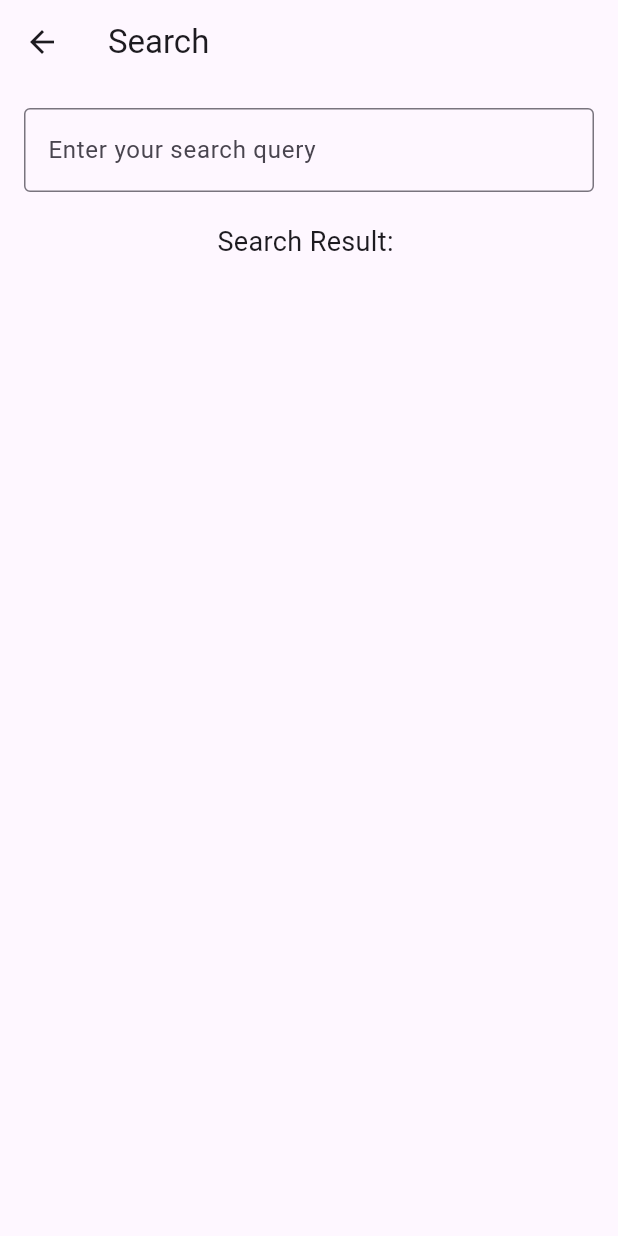
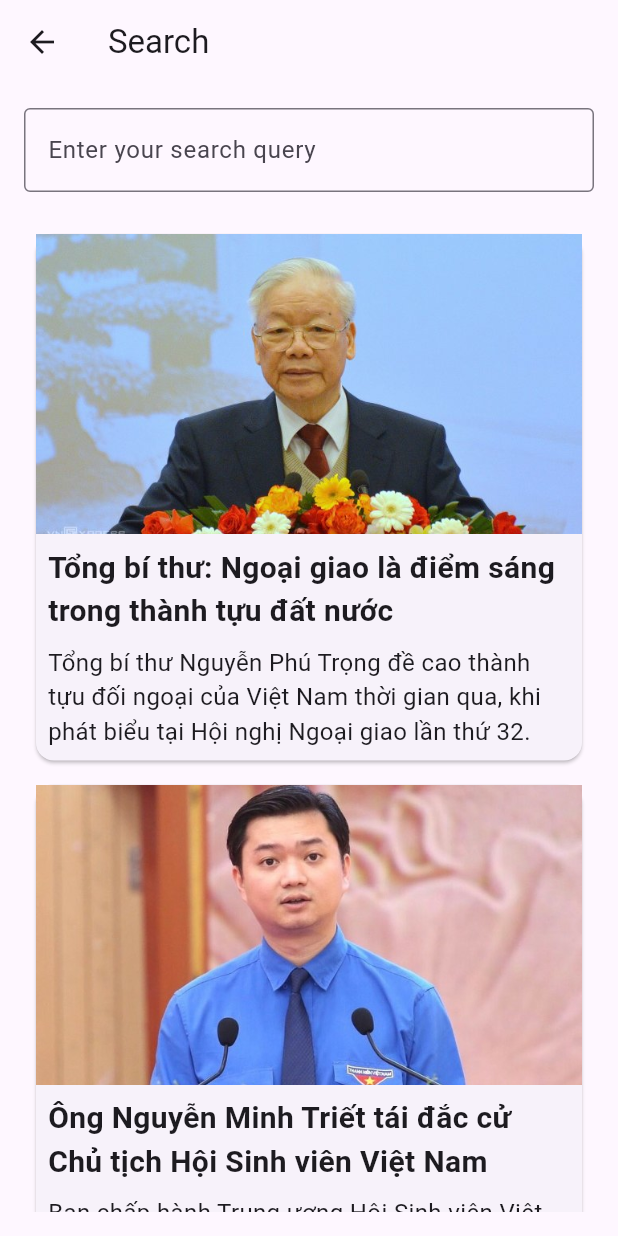
Before and after one commit to truongcrius18102003/appcrius, a Flutter app: the SearchTab screen opened directly, on a phone screen of 412 x 824 dp. Run offline on Flutter 3.47's test engine with Material 3 defaults, Android fonts, the phone set to English and light mode, and no system bars; missing offline and left inert: flutter_news_service.

Commit message:
Add files via upload

```diff
--- a/lib/tab_search.dart
+++ b/lib/tab_search.dart
@@ -8,6 +8,46 @@ class SearchTab extends StatefulWidget {
 class _SearchTabState extends State<SearchTab> {
   TextEditingController _searchController = TextEditingController();
   String _searchText = '';
+  List<Map<String, String>> _newsArticles = [
+    {
+      'title': 'Tổng bí thư: Ngoại giao là điểm sáng trong thành tựu đất nước',
+      'description':
+          'Tổng bí thư Nguyễn Phú Trọng đề cao thành tựu đối ngoại của Việt Nam thời gian qua, khi phát biểu tại Hội nghị Ngoại giao lần thứ 32.',
+      'image': 'assets/post1.jpg',
+    },
+    {
+      'title':
+          'Ông Nguyễn Minh Triết tái đắc cử Chủ tịch Hội Sinh viên Việt Nam',
+      'description':
+          'Ban chấp hành Trung ương Hội Sinh viên Việt Nam khóa 11 gồm 103 thành viên, ông Nguyễn Minh Triết, Bí thư Trung ương Đoàn, giữ chức Chủ tịch.',
+      'image': 'assets/post2.jpg',
+    },
+    {
+      'title': 'Lắp camera giám sát sau vụ "học sinh ăn mì tôm chan với cơm"',
+      'description':
+          'LÀO CAI - Sở Giáo dục và Đào tạo đề nghị các trường lắp camera giám sát bữa ăn bán trú, sau vụ học sinh phải ăn mì tôm chan với cơm ở trường Hoàng Thu Phố 1.',
+      'image': 'assets/post3.png',
+    },
+    {
+      'title': 'Yamaha PG-1 đội giá 5 triệu đồng',
+      'description':
+          'TP HCM - Mẫu underbone đa dụng, vừa đi phố vừa đi phượt của Yamaha kênh giá cao nhất 5 triệu, lên mức 36 triệu đồng tại đại lý vì khan hàng.',
+      'image': 'assets/post4.jpg',
+    },
+    {
+      'title': 'Loạt ôtô mới sắp ra mắt tại Việt Nam',
+      'description':
+          'Trước Tết Nguyên đán, những mẫu như Mitsubishi Xforce, Hyundai Venue, Haima 7X, Volkswagen Viloran, Lynk & Co 09 sẽ trình làng khách Việt.',
+      'image': 'assets/post5.jpg',
+    },
+  ];
+  List<Map<String, String>> _searchResults = []; // Danh sách kết quả tìm kiếm
+
+  @override
+  void initState() {
+    super.initState();
+    _searchResults = _newsArticles;
+  }
 
   @override
   Widget build(BuildContext context) {
@@ -28,16 +68,112 @@ class _SearchTabState extends State<SearchTab> {
               onChanged: (value) {
                 setState(() {
                   _searchText = value;
-                  // Xử lý tìm kiếm ở đây dựa trên giá trị `_searchText`
+                  _performSearch(value); // Gọi hàm để tìm kiếm
                 });
               },
             ),
             SizedBox(height: 20),
+            Expanded(
+              child: ListView.builder(
+                itemCount: _searchResults.length,
+                itemBuilder: (BuildContext context, int index) {
+                  return GestureDetector(
+                    onTap: () {
+                      Navigator.push(
+                        context,
+                        MaterialPageRoute(
+                          builder: (context) =>
+                              ArticleDetailPage(article: _searchResults[index]),
+                        ),
+                      );
+                    },
+                    child: Card(
+                      margin: EdgeInsets.all(8.0),
+                      child: Column(
+                        crossAxisAlignment: CrossAxisAlignment.start,
+                        children: [
+                          Image.asset(
+                            _searchResults[index]['image']!,
+                            width: double.infinity,
+                            height: 200,
+                            fit: BoxFit.cover,
+                          ),
+                          Padding(
+                            padding: EdgeInsets.all(8.0),
+                            child: Column(
+                              crossAxisAlignment: CrossAxisAlignment.start,
+                              children: [
+                                Text(
+                                  _searchResults[index]['title']!,
+                                  style: TextStyle(
+                                    fontSize: 20,
+                                    fontWeight: FontWeight.bold,
+                                  ),
+                                ),
+                                SizedBox(height: 8),
+                                Text(
+                                  _searchResults[index]['description']!,
+                                  style: TextStyle(fontSize: 16),
+                                ),
+                              ],
+                            ),
+                          ),
+                        ],
+                      ),
+                    ),
+                  );
+                },
+              ),
+            ),
+          ],
+        ),
+      ),
+    );
+  }
+
+  // Hàm để thực hiện tìm kiếm trong danh sách bài báo
+  void _performSearch(String query) {
+    setState(() {
+      _searchResults = _newsArticles
+          .where((article) =>
+              article['title']!.toLowerCase().contains(query.toLowerCase()))
+          .toList();
+    });
+  }
+}
+
+class ArticleDetailPage extends StatelessWidget {
+  final Map<String, String> article;
+
+  const ArticleDetailPage({Key? key, required this.article}) : super(key: key);
+
+  @override
+  Widget build(BuildContext context) {
+    return Scaffold(
+      appBar: AppBar(
+        title: Text(article['title'] ?? 'Article Detail'),
+      ),
+      body: Padding(
+        padding: EdgeInsets.all(16.0),
+        child: Column(
+          crossAxisAlignment: CrossAxisAlignment.start,
+          children: [
+            Image.asset(
+              article['image'] ?? 'assets/default_image.jpg',
+              width: double.infinity,
+              height: 200,
+              fit: BoxFit.cover,
+            ),
+            SizedBox(height: 16),
             Text(
-              'Search Result: $_searchText',
+              article['title'] ?? 'Title',
+              style: TextStyle(fontSize: 24, fontWeight: FontWeight.bold),
+            ),
+            SizedBox(height: 8),
+            Text(
+              article['description'] ?? 'Description',
               style: TextStyle(fontSize: 18),
             ),
-            // Hiển thị kết quả tìm kiếm ở đây dựa trên giá trị `_searchText`
           ],
         ),
       ),
```
